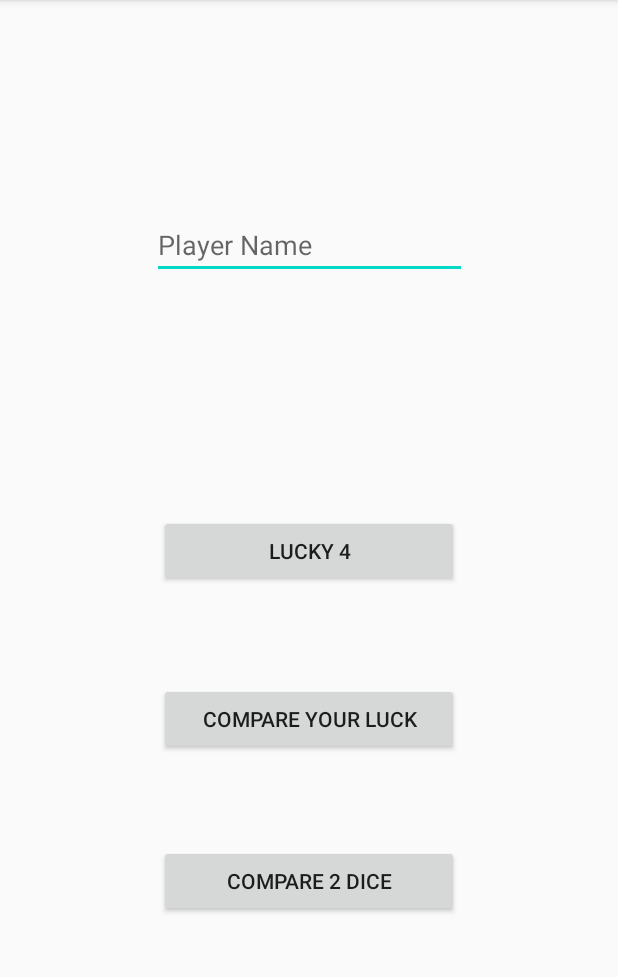
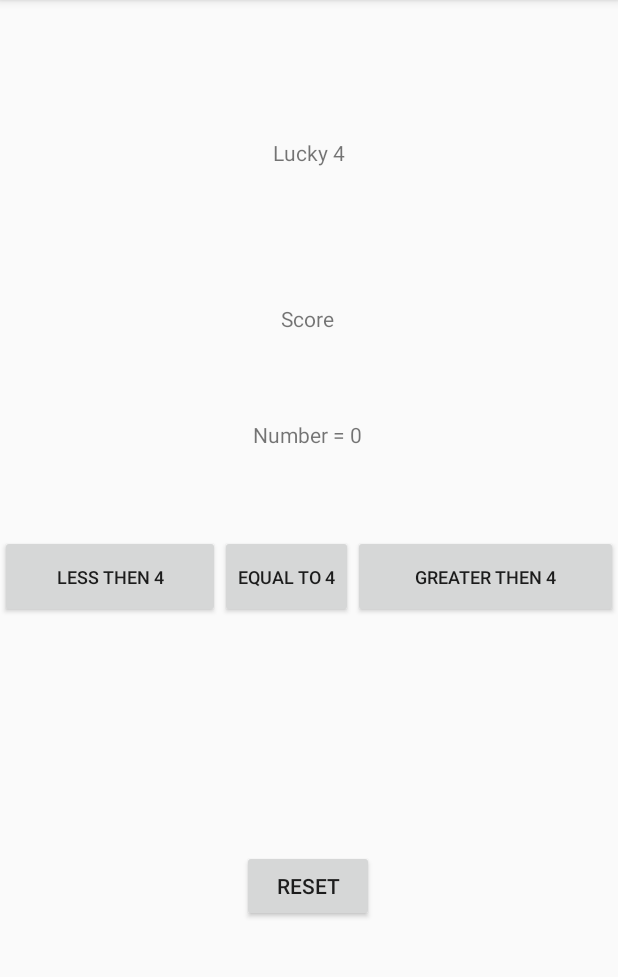
Before and after one commit to Sumit-Heliwal/FirstKortlin30days, an Android app: the NameInputList screen opened directly, with no data from a screen before it, after a tap on "LUCKY 4", on a phone screen of 412 x 824 dp, the part 84-1061 px from its top. Run offline under Robolectric (Android 15) with nearby library versions, the phone set to English and light mode, and no system bars.

Commit message:
Lucky 4 completed

```diff
--- a/app/src/main/AndroidManifest.xml
+++ b/app/src/main/AndroidManifest.xml
@@ -9,8 +9,8 @@
         android:roundIcon="@mipmap/ic_launcher_round"
         android:supportsRtl="true"
         android:theme="@style/AppTheme">
-        <activity android:name=".NameInputList"></activity>
-        <activity android:name=".compareOutput" />
+        <activity android:name=".Lucky4"></activity>
+        <activity android:name=".NameInputList" />
         <activity android:name=".MainActivity">
             <intent-filter>
                 <action android:name="android.intent.action.MAIN" />
--- /dev/null
+++ b/app/src/main/java/com/example/firstkortlin30days/Diceoutput.kt
@@ -0,0 +1,12 @@
+package com.example.firstkortlin30days
+
+import kotlin.random.Random
+
+fun RollDice(): Int {
+    return rand(1,6)
+}
+
+fun rand(start: Int, end: Int): Int {
+    require(!(start > end || end - start + 1 > Int.MAX_VALUE)) { "Illegal Argument" }
+    return Random(System.nanoTime()).nextInt(end - start + 1) + start
+}
--- /dev/null
+++ b/app/src/main/java/com/example/firstkortlin30days/Lucky4.kt
@@ -0,0 +1,62 @@
+package com.example.firstkortlin30days
+
+import android.annotation.SuppressLint
+import androidx.appcompat.app.AppCompatActivity
+import android.os.Bundle
+import android.widget.Button
+import android.widget.EditText
+import android.widget.TextView
+import kotlinx.android.synthetic.main.activity_lucky4.*
+
+class Lucky4 : AppCompatActivity() {
+    @SuppressLint("SetTextI18n")
+    override fun onCreate(savedInstanceState: Bundle?) {
+        super.onCreate(savedInstanceState)
+        setContentView(R.layout.activity_lucky4)
+
+        val players =findViewById<TextView>(R.id.name)
+        val score =findViewById<TextView>(R.id.Score)
+        val numberout =findViewById<TextView>(R.id.output)
+        val less =findViewById<Button>(R.id.less)
+        val equal =findViewById<Button>(R.id.equal)
+        val greater =findViewById<Button>(R.id.greater)
+        val reset =findViewById<Button>(R.id.reset)
+
+        var scoreis = 0
+        var output = 0
+
+        val playname = intent.getStringExtra("name")
+        players.text = playname
+        numberout.text = "Number = $output"
+
+
+        reset.setOnClickListener{
+            scoreis = 0
+            score.text = "Score =$scoreis"
+        }
+        less.setOnClickListener {
+            output = RollDice()
+            numberout.text = "Number = $output"
+            if (output < 4){
+                scoreis++
+            }
+            score.text = "Score =$scoreis"
+        }
+        equal.setOnClickListener {
+            output = RollDice()
+            numberout.text = "Number = $output"
+            if (output == 4){
+                scoreis++
+            }
+            score.text = "Score =$scoreis"
+        }
+        greater.setOnClickListener {
+            output = RollDice()
+            numberout.text = "Number = $output"
+            if (output > 4){
+                scoreis++
+            }
+            score.text ="Score =$scoreis"
+        }
+    }
+}
--- a/app/src/main/java/com/example/firstkortlin30days/MainActivity.kt
+++ b/app/src/main/java/com/example/firstkortlin30days/MainActivity.kt
@@ -1,5 +1,6 @@
 package com.example.firstkortlin30days
 
+import android.annotation.SuppressLint
 import android.content.Intent
 import androidx.appcompat.app.AppCompatActivity
 import android.os.Bundle
@@ -9,32 +10,26 @@ import kotlin.random.Random
 
 class MainActivity : AppCompatActivity() {
 
+    @SuppressLint("SetTextI18n")
     override fun onCreate(savedInstanceState: Bundle?) {
         super.onCreate(savedInstanceState)
         setContentView(R.layout.activity_main)
 
-        var but = findViewById<Button>(R.id.button)
-        var outtext = findViewById<TextView>(R.id.output)
-        var comp = findViewById<Button>(R.id.compare)
+        val but = findViewById<Button>(R.id.button)
+        val outtext = findViewById<TextView>(R.id.output)
+        val comp = findViewById<Button>(R.id.compare)
 
 
 
         but.setOnClickListener {
-            outtext.text= "Number ="+outputNumber()
+            outtext.text= """Number =${RollDice()}"""
         }
         comp.setOnClickListener {
-            var intent = Intent( this , NameInputList::class.java)
+            val intent = Intent( this , NameInputList::class.java)
             startActivity(intent)
 
         }
     }
-    fun outputNumber(): Int? {
-        return rand(1,6)
-    }
 
-    fun rand(start: Int, end: Int): Int {
-        require(!(start > end || end - start + 1 > Int.MAX_VALUE)) { "Illegal Argument" }
-        return Random(System.nanoTime()).nextInt(end - start + 1) + start
-    }
 
 }
--- a/app/src/main/java/com/example/firstkortlin30days/NameInputList.kt
+++ b/app/src/main/java/com/example/firstkortlin30days/NameInputList.kt
@@ -14,29 +14,27 @@ class NameInputList : AppCompatActivity() {
         setContentView(R.layout.activity_name_input_list)
 
 
-        var players =findViewById<EditText>(R.id.name)
-        var lucky =findViewById<Button>(R.id.lucky)
-        var luck =findViewById<Button>(R.id.luck)
-        var twodice =findViewById<Button>(R.id.twodice)
+        val players =findViewById<EditText>(R.id.name)
+        val lucky =findViewById<Button>(R.id.lucky)
+        val luck =findViewById<Button>(R.id.luck)
+        val twodice =findViewById<Button>(R.id.twodice)
 
-        fun getName(): Editable? {
-            return players.text
-        }
+
         lucky.setOnClickListener {
-            var intent = Intent( this , NameInputList::class.java)
-            intent.putExtra( "name" , getName())
+            val intent = Intent( this , Lucky4::class.java)
+            intent.putExtra( "name" , players.text.toString())
             startActivity(intent)
 
         }
         luck.setOnClickListener {
-            var intent = Intent( this , NameInputList::class.java)
-            intent.putExtra( "name" , getName())
+            val intent = Intent( this , NameInputList::class.java)
+            intent.putExtra( "name" , players.text.toString())
             startActivity(intent)
 
         }
         twodice.setOnClickListener {
-            var intent = Intent( this , NameInputList::class.java)
-            intent.putExtra( "name" , getName())
+            val intent = Intent( this , NameInputList::class.java)
+            intent.putExtra( "name" , players.text.toString())
             startActivity(intent)
 
         }
--- /dev/null
+++ b/app/src/main/res/layout/activity_lucky4.xml
@@ -0,0 +1,113 @@
+<?xml version="1.0" encoding="utf-8"?>
+<androidx.constraintlayout.widget.ConstraintLayout xmlns:android="http://schemas.android.com/apk/res/android"
+    xmlns:app="http://schemas.android.com/apk/res-auto"
+    xmlns:tools="http://schemas.android.com/tools"
+    android:layout_width="match_parent"
+    android:layout_height="match_parent"
+    tools:context=".Lucky4">
+
+    <TextView
+        android:id="@+id/title"
+        android:layout_width="wrap_content"
+        android:layout_height="wrap_content"
+        android:text="@string/lucky_4"
+        app:layout_constraintBottom_toTopOf="@+id/Score"
+        app:layout_constraintEnd_toEndOf="parent"
+        app:layout_constraintStart_toStartOf="parent"
+        app:layout_constraintTop_toTopOf="parent" />
+
+    <TextView
+        android:id="@+id/name"
+        android:layout_width="wrap_content"
+        android:layout_height="wrap_content"
+        android:text="@string/player_name"
+        android:textColor="#422E2E"
+        app:layout_constraintBottom_toTopOf="@+id/linearLayout2"
+        app:layout_constraintEnd_toStartOf="@+id/Score"
+        app:layout_constraintHorizontal_bias="0.253"
+        app:layout_constraintStart_toStartOf="parent"
+        app:layout_constraintTop_toTopOf="parent"
+        app:layout_constraintVertical_bias="0.601" />
+
+    <TextView
+        android:id="@+id/Score"
+        android:layout_width="wrap_content"
+        android:layout_height="wrap_content"
+        android:text="@string/score"
+        app:layout_constraintBaseline_toBaselineOf="@+id/name"
+        app:layout_constraintEnd_toEndOf="parent"
+        app:layout_constraintHorizontal_bias="0.498"
+        app:layout_constraintStart_toStartOf="parent" />
+
+    <TextView
+        android:id="@+id/output"
+        android:layout_width="wrap_content"
+        android:layout_height="wrap_content"
+        android:text="@string/number"
+        app:layout_constraintBottom_toTopOf="@+id/linearLayout2"
+        app:layout_constraintEnd_toEndOf="parent"
+        app:layout_constraintHorizontal_bias="0.498"
+        app:layout_constraintStart_toStartOf="parent"
+        app:layout_constraintTop_toBottomOf="@+id/Score" />
+
+    <Button
+        android:id="@+id/reset"
+        android:layout_width="wrap_content"
+        android:layout_height="wrap_content"
+        android:text="@string/reset"
+        app:layout_constraintBottom_toBottomOf="parent"
+        app:layout_constraintEnd_toEndOf="parent"
+        app:layout_constraintHorizontal_bias="0.497"
+        app:layout_constraintStart_toStartOf="parent"
+        app:layout_constraintTop_toBottomOf="@+id/linearLayout2"
+        app:layout_constraintVertical_bias="0.503" />
+
+    <androidx.constraintlayout.widget.ConstraintLayout
+        android:id="@+id/linearLayout2"
+        android:layout_width="0dp"
+        android:layout_height="55dp"
+        android:orientation="horizontal"
+        app:layout_constraintBottom_toBottomOf="parent"
+        app:layout_constraintEnd_toEndOf="parent"
+        app:layout_constraintHorizontal_bias="0.0"
+        app:layout_constraintStart_toStartOf="parent"
+        app:layout_constraintTop_toTopOf="parent">
+
+        <Button
+            android:id="@+id/greater"
+            android:layout_width="0dp"
+            android:layout_height="0dp"
+            android:text="@string/greater_then_4"
+            android:textSize="12sp"
+            app:layout_constraintBottom_toBottomOf="parent"
+            app:layout_constraintEnd_toEndOf="parent"
+            app:layout_constraintStart_toEndOf="@+id/equal"
+            app:layout_constraintTop_toTopOf="parent"
+            app:layout_constraintVertical_bias="0.571" />
+
+        <Button
+            android:id="@+id/less"
+            android:layout_width="0dp"
+            android:layout_height="0dp"
+            android:text="@string/less_then_4"
+            android:textSize="12sp"
+            app:layout_constraintBottom_toBottomOf="parent"
+            app:layout_constraintEnd_toStartOf="@+id/equal"
+            app:layout_constraintStart_toStartOf="parent"
+            app:layout_constraintTop_toTopOf="parent" />
+
+        <Button
+            android:id="@+id/equal"
+            android:layout_width="wrap_content"
+            android:layout_height="0dp"
+            android:text="@string/equal_to_4"
+            android:textSize="12sp"
+            app:layout_constraintBottom_toBottomOf="parent"
+            app:layout_constraintEnd_toEndOf="@id/greater"
+            app:layout_constraintHorizontal_bias="0.454"
+            app:layout_constraintStart_toStartOf="@id/less"
+            app:layout_constraintTop_toTopOf="parent"
+            app:layout_constraintVertical_bias="0.571" />
+    </androidx.constraintlayout.widget.ConstraintLayout>
+
+</androidx.constraintlayout.widget.ConstraintLayout>
--- a/app/src/main/res/values/strings.xml
+++ b/app/src/main/res/values/strings.xml
@@ -8,4 +8,11 @@
     <string name="compare_your_luck">Compare your Luck</string>
     <string name="compare_2_dice">Compare 2 Dice</string>
     <string name="lucky_4">Lucky 4</string>
+    <string name="score">Score</string>
+    <string name="number">Number</string>
+    <string name="back">Back</string>
+    <string name="less_then_4">Less then 4</string>
+    <string name="equal_to_4">Equal to 4</string>
+    <string name="greater_then_4">Greater then 4</string>
+    <string name="reset">Reset</string>
 </resources>
```
